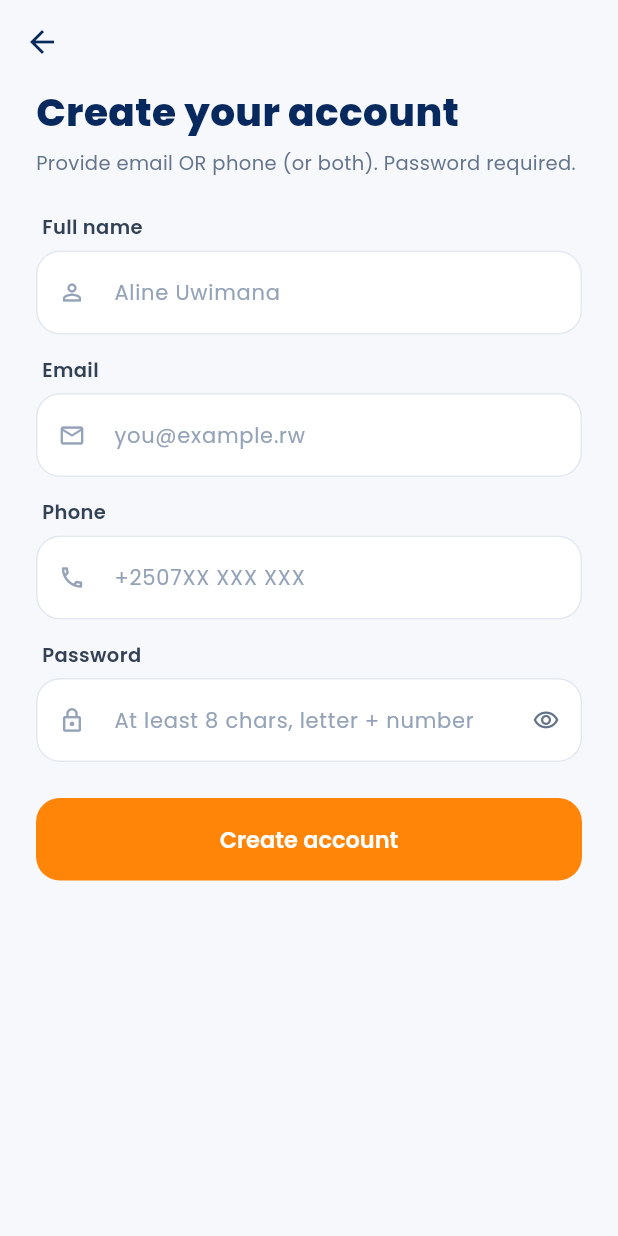
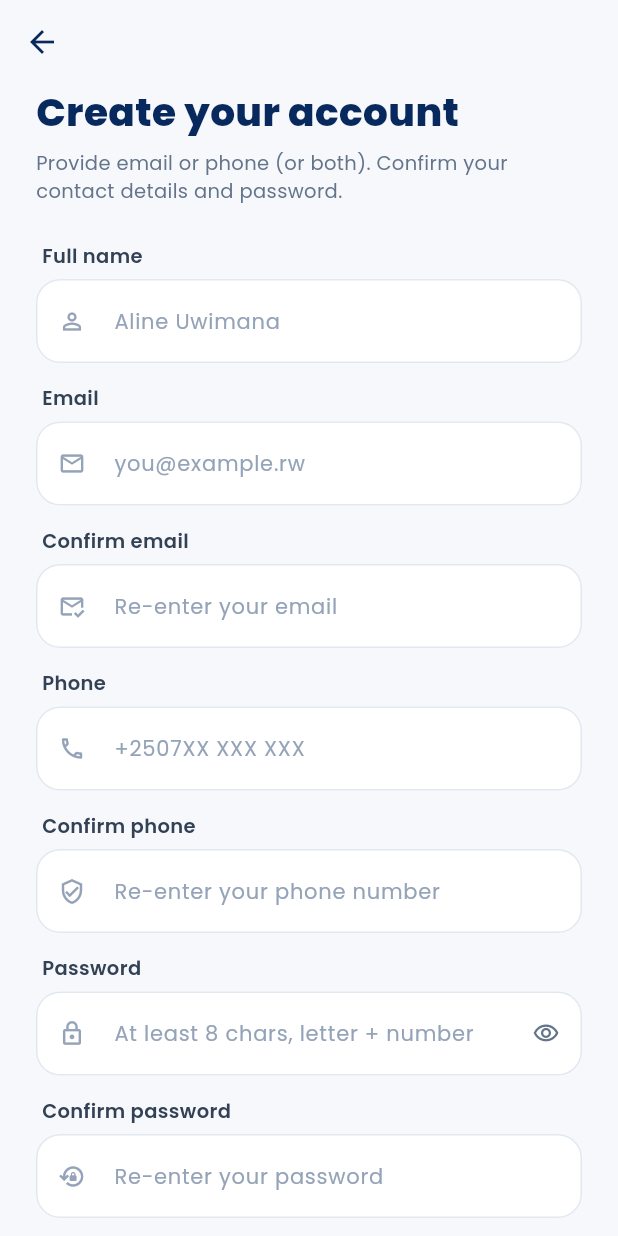
Before and after one commit to jean-yves1994/peleka_client, a Flutter app: the RegisterScreen screen opened by its route, on a phone screen of 412 x 824 dp. Run offline on Flutter 3.47's test engine with Material 3 defaults, Android fonts, the phone set to English and light mode, and no system bars; our stand-ins replace dio, flutter_map, flutter_riverpod, flutter_secure_storage, geolocator, go_router and 3 more; accounts and stored records are empty.

Commit message:
Modified auth

```diff
--- a/lib/features/auth/data/auth_repository.dart
+++ b/lib/features/auth/data/auth_repository.dart
@@ -33,10 +33,16 @@ class AuthRepository {
     return _finish((await _api.post('/api/auth/login', body: b))['data']);
   }
 
-  Future<User> register({String? email, String? phone, required String password, required String fullName}) async {
-    final b = <String, dynamic>{'password': password, 'full_name': fullName};
-    if (email != null && email.isNotEmpty) b['email'] = email;
-    if (phone != null && phone.isNotEmpty) b['phone'] = phone;
+  Future<User> register({String? email, String? confirmEmail, String? phone, String? confirmPhone, required String password, required String confirmPassword, required String fullName}) async {
+    final b = <String, dynamic>{'password': password, 'confirm_password': confirmPassword, 'full_name': fullName};
+    if (email != null && email.isNotEmpty) {
+      b['email'] = email;
+      b['confirm_email'] = confirmEmail;
+    }
+    if (phone != null && phone.isNotEmpty) {
+      b['phone'] = phone;
+      b['confirm_phone'] = confirmPhone;
+    }
     return _finish((await _api.post('/api/auth/register', body: b))['data']);
   }
 
--- a/lib/features/auth/presentation/auth_view_model.dart
+++ b/lib/features/auth/presentation/auth_view_model.dart
@@ -63,10 +63,10 @@ class AuthViewModel extends StateNotifier<AuthState> {
     }
   }
 
-  Future<bool> register({String? email, String? phone, required String password, required String fullName}) async {
+  Future<bool> register({String? email, String? confirmEmail, String? phone, String? confirmPhone, required String password, required String confirmPassword, required String fullName}) async {
     state = state.copyWith(loading: true, error: null);
     try {
-      final u = await _repo.register(email: email, phone: phone, password: password, fullName: fullName);
+      final u = await _repo.register(email: email, confirmEmail: confirmEmail, phone: phone, confirmPhone: confirmPhone, password: password, confirmPassword: confirmPassword, fullName: fullName);
       state = state.copyWith(status: AuthStatus.authenticated, user: u, loading: false);
       return true;
     } catch (e) {
--- a/lib/features/auth/presentation/register_screen.dart
+++ b/lib/features/auth/presentation/register_screen.dart
@@ -18,6 +18,9 @@ class _S extends ConsumerState<RegisterScreen> {
   final _e = TextEditingController();
   final _p = TextEditingController();
   final _pw = TextEditingController();
+  final _cpw = TextEditingController();
+  final _ce = TextEditingController();
+  final _cp = TextEditingController();
   bool _obscure = true;
   @override
   void dispose() {
@@ -25,6 +28,9 @@ class _S extends ConsumerState<RegisterScreen> {
     _e.dispose();
     _p.dispose();
     _pw.dispose();
+    _cpw.dispose();
+    _ce.dispose();
+    _cp.dispose();
     super.dispose();
   }
 
@@ -33,8 +39,11 @@ class _S extends ConsumerState<RegisterScreen> {
     final ok = await ref.read(authViewModelProvider.notifier).register(
         fullName: _n.text.trim(),
         email: _e.text.trim().isEmpty ? null : _e.text.trim(),
+        confirmEmail: _ce.text.trim().isEmpty ? null : _ce.text.trim(),
         phone: _p.text.trim().isEmpty ? null : _p.text.trim(),
-        password: _pw.text);
+        confirmPhone: _cp.text.trim().isEmpty ? null : _cp.text.trim(),
+        password: _pw.text,
+        confirmPassword: _cpw.text);
     if (ok && mounted) context.go('/home');
   }
 
@@ -61,7 +70,7 @@ class _S extends ConsumerState<RegisterScreen> {
                                   color: AppColors.navy)),
                           const SizedBox(height: 6),
                           const Text(
-                              'Provide email OR phone (or both). Password required.',
+                              'Provide email or phone (or both). Confirm your contact details and password.',
                               style: TextStyle(
                                   fontSize: 13, color: AppColors.ink500)),
                           const SizedBox(height: 24),
@@ -80,7 +89,29 @@ class _S extends ConsumerState<RegisterScreen> {
                               hint: 'you@example.rw',
                               controller: _e,
                               prefixIcon: Icons.mail_outline,
-                              keyboardType: TextInputType.emailAddress),
+                              keyboardType: TextInputType.emailAddress,
+                              validator: (v) {
+                                final value = (v ?? '').trim();
+                                if (value.isEmpty) return null;
+                                final ok = RegExp(r'^[^\s@]+@[^\s@]+\.[^\s@]+$').hasMatch(value);
+                                return ok ? null : 'Enter a valid email address';
+                              }),
+                          const SizedBox(height: 14),
+                          PelekaTextField(
+                              label: 'Confirm email',
+                              hint: 'Re-enter your email',
+                              controller: _ce,
+                              prefixIcon: Icons.mark_email_read_outlined,
+                              keyboardType: TextInputType.emailAddress,
+                              validator: (v) {
+                                final email = _e.text.trim();
+                                final confirm = (v ?? '').trim();
+                                if (email.isEmpty && confirm.isEmpty) return null;
+                                if (email.isEmpty && confirm.isNotEmpty) return 'Enter your email first';
+                                if (confirm.isEmpty) return 'Please confirm your email';
+                                if (email.toLowerCase() != confirm.toLowerCase()) return 'Email addresses do not match';
+                                return null;
+                              }),
                           const SizedBox(height: 14),
                           PelekaTextField(
                               label: 'Phone',
@@ -94,6 +125,23 @@ class _S extends ConsumerState<RegisterScreen> {
                                 return (!e && !p)
                                     ? 'Email or phone required'
                                     : null;
+                              }),
+                          const SizedBox(height: 14),
+                          PelekaTextField(
+                              label: 'Confirm phone',
+                              hint: 'Re-enter your phone number',
+                              controller: _cp,
+                              prefixIcon: Icons.verified_user_outlined,
+                              keyboardType: TextInputType.phone,
+                              validator: (v) {
+                                final phone = _p.text.trim();
+                                final confirm = (v ?? '').trim();
+                                if (phone.isEmpty && confirm.isEmpty) return null;
+                                if (phone.isEmpty && confirm.isNotEmpty) return 'Enter your phone first';
+                                if (confirm.isEmpty) return 'Please confirm your phone';
+                                final a = phone.replaceAll(RegExp(r'[^0-9+]'), '');
+                                final b = confirm.replaceAll(RegExp(r'[^0-9+]'), '');
+                                return a == b ? null : 'Phone numbers do not match';
                               }),
                           const SizedBox(height: 14),
                           PelekaTextField(
@@ -119,6 +167,16 @@ class _S extends ConsumerState<RegisterScreen> {
                                   return 'Must include a letter and a number';
                                 return null;
                               }),
+                          const SizedBox(height: 14),
+                          PelekaTextField(
+                              label: 'Confirm password',
+                              hint: 'Re-enter your password',
+                              controller: _cpw,
+                              obscureText: _obscure,
+                              prefixIcon: Icons.lock_reset_outlined,
+                              validator: (v) => (v ?? '') == _pw.text
+                                  ? null
+                                  : 'Passwords do not match'),
                           if (a.error != null) ...[
                             const SizedBox(height: 12),
                             Container(
```
Also changed, not shown: 1 other file.
